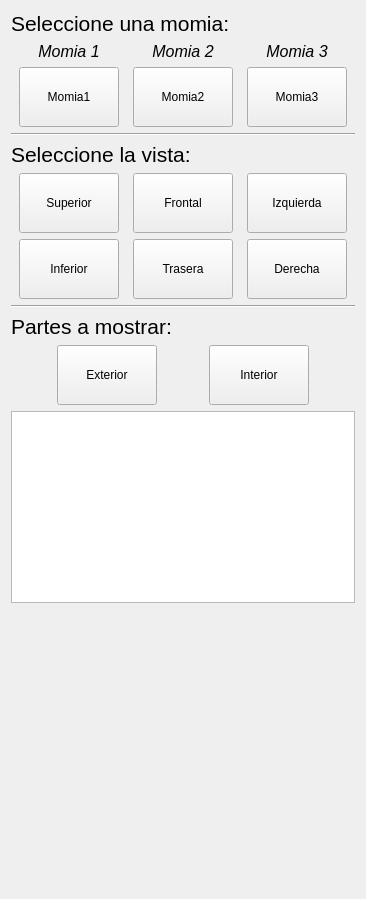
Old version of the form MummyInterface/Resources/UI/MummyInterface.ui in the repository mt4sd/MummyMuseum.
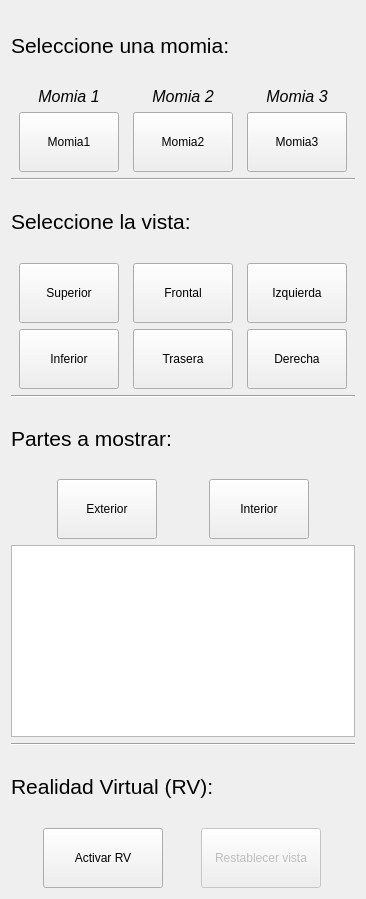
New version of the form.

Commit message: ENH: Add virtual reality buttons to GUI

Diff of the .ui file:
```diff
--- a/MummyInterface/Resources/UI/MummyInterface.ui
+++ b/MummyInterface/Resources/UI/MummyInterface.ui
@@ -353,30 +353,63 @@
     </widget>
    </item>
    <item>
-    <spacer name="verticalSpacer">
-     <property name="orientation">
-      <enum>Qt::Vertical</enum>
-     </property>
-     <property name="sizeHint" stdset="0">
-      <size>
-       <width>20</width>
-       <height>40</height>
-      </size>
-     </property>
-    </spacer>
-   </item>
-   <item>
-    <spacer name="horizontalSpacer_4">
+    <widget class="Line" name="vrSpacerLine">
      <property name="orientation">
       <enum>Qt::Horizontal</enum>
      </property>
-     <property name="sizeHint" stdset="0">
-      <size>
-       <width>40</width>
-       <height>200</height>
-      </size>
+    </widget>
+   </item>
+   <item>
+    <widget class="QLabel" name="vrTitle">
+     <property name="text">
+      <string>&lt;html&gt;&lt;head/&gt;&lt;body&gt;&lt;p&gt;&lt;span style=&quot; font-size:16pt;&quot;&gt;Realidad Virtual (RV):&lt;/span&gt;&lt;/p&gt;&lt;/body&gt;&lt;/html&gt;</string>
      </property>
-    </spacer>
+    </widget>
+   </item>
+   <item>
+    <layout class="QHBoxLayout" name="vrLayout">
+     <item>
+      <widget class="QPushButton" name="vrActivationButton">
+       <property name="minimumSize">
+        <size>
+         <width>100</width>
+         <height>60</height>
+        </size>
+       </property>
+       <property name="maximumSize">
+        <size>
+         <width>120</width>
+         <height>16777215</height>
+        </size>
+       </property>
+       <property name="text">
+        <string>Activar RV</string>
+       </property>
+      </widget>
+     </item>
+     <item>
+      <widget class="QPushButton" name="vrResetButton">
+       <property name="enabled">
+        <bool>false</bool>
+       </property>
+       <property name="minimumSize">
+        <size>
+         <width>0</width>
+         <height>60</height>
+        </size>
+       </property>
+       <property name="maximumSize">
+        <size>
+         <width>120</width>
+         <height>16777215</height>
+        </size>
+       </property>
+       <property name="text">
+        <string>Restablecer vista</string>
+       </property>
+      </widget>
+     </item>
+    </layout>
    </item>
   </layout>
  </widget>
```
Left out of the diff: 10 changed lines with no effect on the pictures.
